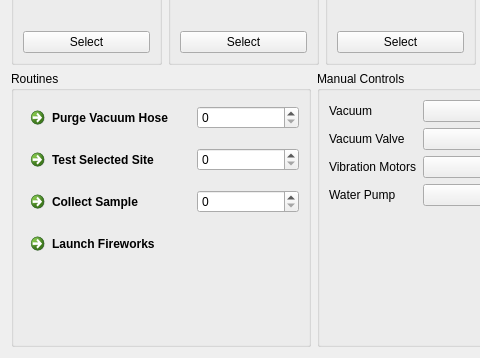
blueschu/nurover_2020_ui, file resource/ld_linearactuator.ui: the form before one commit; both pictures show x 0 to 480 and y 222 to 580 of the 801 by 580 pixel window.
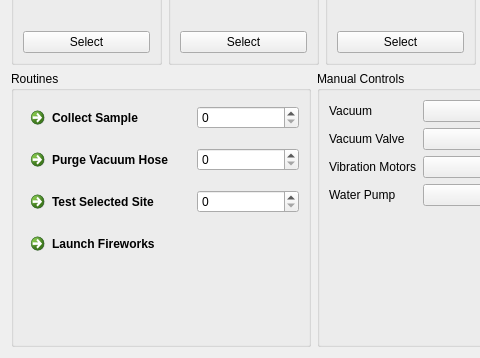
The form after the commit. Icons and pictures are not drawn.

Commit message: Update object names in ui file

The edit to the form file:
```diff
--- a/resource/ld_linearactuator.ui
+++ b/resource/ld_linearactuator.ui
@@ -187,35 +187,35 @@
        <layout class="QVBoxLayout" name="verticalLayout_13">
         <item>
          <layout class="QGridLayout" name="gridLayout">
-          <item row="2" column="1">
-           <widget class="QSpinBox" name="spinBox_3"/>
-          </item>
-          <item row="1" column="0">
-           <widget class="QCommandLinkButton" name="commandLinkButton_2">
-            <property name="text">
-             <string>Test Selected Site</string>
-            </property>
-           </widget>
-          </item>
           <item row="0" column="0">
-           <widget class="QCommandLinkButton" name="commandLinkButton">
+           <widget class="QCommandLinkButton" name="routine_button_collect">
+            <property name="text">
+             <string>Collect Sample</string>
+            </property>
+           </widget>
+          </item>
+          <item row="2" column="0">
+           <widget class="QCommandLinkButton" name="routine_button_runtest">
+            <property name="text">
+             <string>Test Selected Site</string>
+            </property>
+           </widget>
+          </item>
+          <item row="1" column="0">
+           <widget class="QCommandLinkButton" name="routine_button_purge">
             <property name="text">
              <string>Purge Vacuum Hose</string>
             </property>
            </widget>
           </item>
-          <item row="0" column="1">
-           <widget class="QSpinBox" name="spinBox"/>
-          </item>
           <item row="1" column="1">
+           <widget class="QSpinBox" name="spinBox"/>
+          </item>
+          <item row="2" column="1">
            <widget class="QSpinBox" name="spinBox_2"/>
           </item>
-          <item row="2" column="0">
-           <widget class="QCommandLinkButton" name="commandLinkButton_4">
-            <property name="text">
-             <string>Collect Sample</string>
-            </property>
-           </widget>
+          <item row="0" column="1">
+           <widget class="QSpinBox" name="spinBox_3"/>
           </item>
           <item row="3" column="0">
            <widget class="QCommandLinkButton" name="commandLinkButton_3">
```
Left out of the diff: 2 changed lines with no effect on the pictures.
